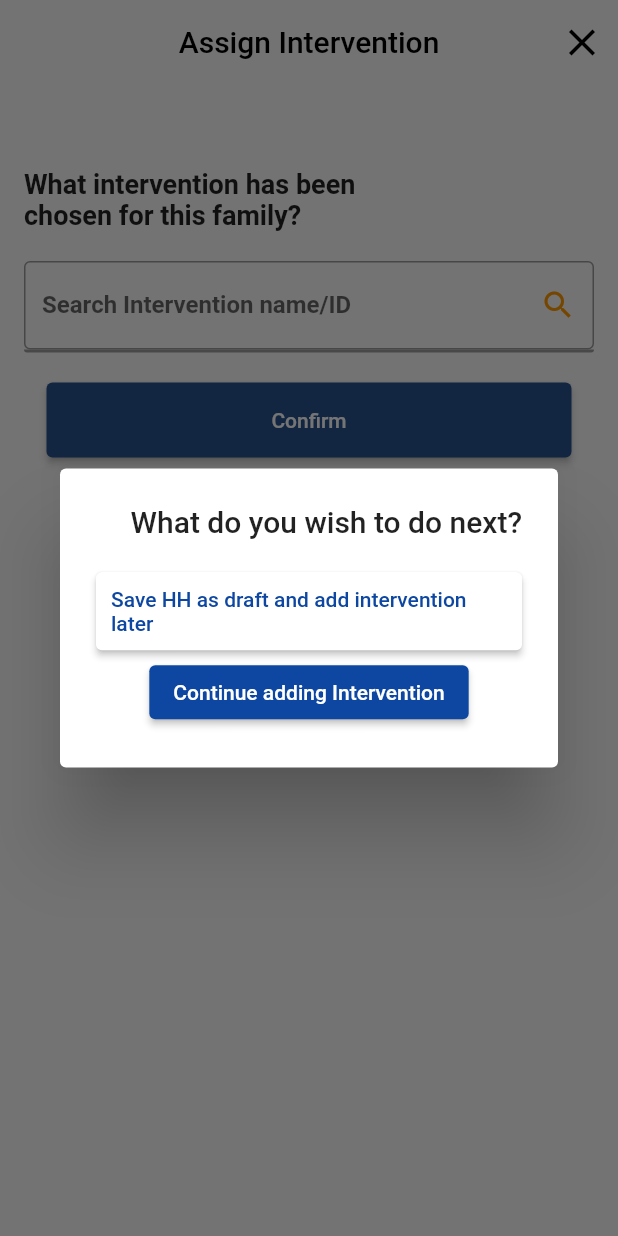
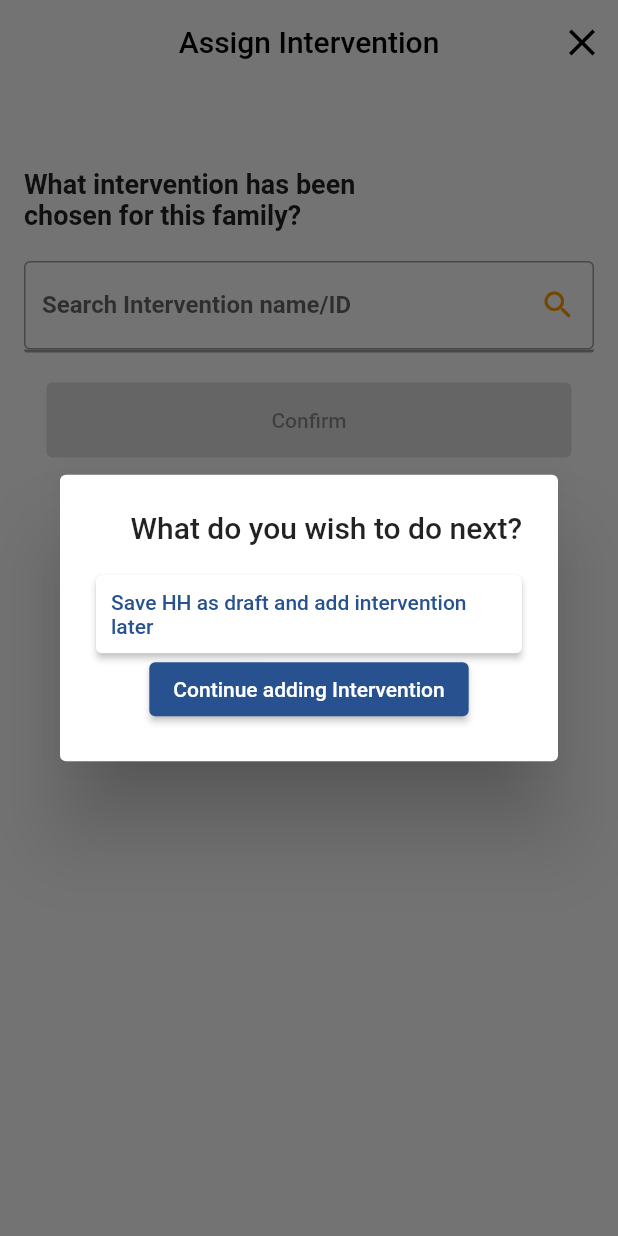
Before and after one commit to aligntogether/csr-dalmia-frontend, a Flutter app: the Addinter screen opened directly, after a tap on the "close" icon, on a phone screen of 412 x 824 dp. Run offline on Flutter 3.47's test engine with Material 2 defaults, Android fonts, the light colour scheme and no system bars; our stand-ins replace flutter_dotenv, flutter_svg, pin_code_fields; network calls fail.

Commit message:
changed intervention api

```diff
--- a/lib/pages/vdf/Reports/Cumulative.dart
+++ b/lib/pages/vdf/Reports/Cumulative.dart
@@ -34,8 +34,7 @@ class _CumulativeState extends State<Cumulative> {
 
   String? selectedPanchayat;
   String? selectedVillage;
-  int _selectedpanchayatindex = 0;
-  int _selectedvillagetindex = 0;
+
   int? selectedRadio;
   void _onTabTapped(int index) {
     setState(() {
--- a/lib/pages/vdf/intervention/Addinter.dart
+++ b/lib/pages/vdf/intervention/Addinter.dart
@@ -22,6 +22,7 @@ class Addinter extends StatefulWidget {
 
 class _AddinterState extends State<Addinter> {
   final _formKey = GlobalKey<FormState>();
+  bool isButtonEnabled = false;
   List<Intervention> interventions = [];
   List<Intervention> filteredInterventions = [];
   TextEditingController interventionController = TextEditingController();
@@ -34,7 +35,10 @@ class _AddinterState extends State<Addinter> {
       var url = Uri.parse(
           '$base/get-matching-interventions?interventionPatternName=$query');
       var response = await http.get(url);
-
+      // setState(() {
+      //   isButtonEnabled =
+      //       true; // Enable the button when an intervention is selected
+      // });
       if (response.statusCode == 200) {
         var data = jsonDecode(response.body);
         if (data != null && data['resp_body'] != null) {
@@ -46,6 +50,8 @@ class _AddinterState extends State<Addinter> {
               .toList();
           setState(() {
             filteredInterventions = interventionsList;
+
+            showListView = true;
           });
         } else {
           print("API response is null or empty.");
@@ -56,6 +62,7 @@ class _AddinterState extends State<Addinter> {
     } else {
       setState(() {
         filteredInterventions = interventions;
+        isButtonEnabled = false;
       });
     }
   }
@@ -154,6 +161,7 @@ class _AddinterState extends State<Addinter> {
                                       interventionController.text =
                                           filteredInterventions[index].name;
                                       showListView = false;
+                                      isButtonEnabled = true;
                                     });
                                   },
                                 );
@@ -165,18 +173,24 @@ class _AddinterState extends State<Addinter> {
                         ),
                         ElevatedButton(
                           style: ElevatedButton.styleFrom(
-                            backgroundColor: CustomColorTheme.primaryColor,
+                            backgroundColor: isButtonEnabled
+                                ? CustomColorTheme.primaryColor
+                                : Colors
+                                    .lightBlue, // Set the color based on enabled/disabled state
                             minimumSize: const Size(350, 50),
                           ),
-                          onPressed: () {
+                          onPressed: isButtonEnabled
+                              ? () {
                                   Navigator.of(context).push(
                                     MaterialPageRoute(
                                       builder: (context) => Details(
-                                  interventionname: intervention,
+                                        interventionname:
+                                            interventionController.text,
                                       ),
                                     ),
                                   );
-                          },
+                                }
+                              : null,
                           child: const Text('Confirm'),
                         ),
                       ],
@@ -194,18 +208,19 @@ class _AddinterState extends State<Addinter> {
 
 void _confirmitem(BuildContext context) {
   showDialog(
+    barrierDismissible: false,
     context: context,
     builder: (BuildContext context) {
-      return FractionallySizedBox(
-        heightFactor: 0.3,
-        child: AlertDialog(
+      return AlertDialog(
         title: const Column(
           crossAxisAlignment: CrossAxisAlignment.end,
           children: [
             Text('What do you wish to do next?'),
           ],
         ),
-          content: Column(
+        content: SizedBox(
+          height: 100,
+          child: Column(
             mainAxisAlignment: MainAxisAlignment.spaceAround,
             children: [
               ElevatedButton(
@@ -222,13 +237,15 @@ void _confirmitem(BuildContext context) {
                 },
                 child: Text(
                   'Save HH as draft and add intervention later ',
-                  style: TextStyle(color: Colors.blue[900]),
+                  style: TextStyle(color: CustomColorTheme.primaryColor),
                 ),
               ),
               ElevatedButton(
-                style:
-                    ElevatedButton.styleFrom(backgroundColor: Colors.blue[900]),
-                onPressed: () {},
+                style: ElevatedButton.styleFrom(
+                    backgroundColor: CustomColorTheme.primaryColor),
+                onPressed: () {
+                  Navigator.pop(context);
+                },
                 child: const Text('Continue adding Intervention'),
               ),
             ],
--- a/lib/pages/vdf/intervention/Details.dart
+++ b/lib/pages/vdf/intervention/Details.dart
@@ -24,7 +24,7 @@ class _DetailsState extends State<Details> {
 
   Future<void> fetchInterventionData() async {
     final apiUrl =
-        '$base/get-intervention?interventionName=Mushroom%20a%202x2%20level%20roof';
+        '$base/get-intervention?interventionName=${widget.interventionname}';
 
     final response = await http.get(Uri.parse(apiUrl));
 
```
Also changed, not shown: lib/pages/vdf/household/addfamily.dart (+4 -4 lines), lib/pages/vdf/household/addland.dart (+43 -12 lines). Lines whose indentation alone changed are shown as unchanged.
